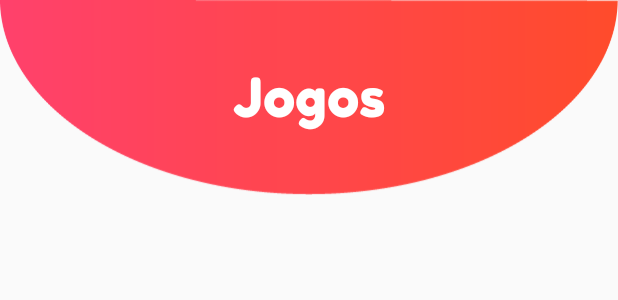
After one commit to gustavoFG28/Ludit, an Android app: the layout activity_jogos.xml on its own in the app's theme, with its tools: preview values and no code run, on a phone screen of 412 x 824 dp. The commit adds this screen. Shown: the top 300 px of the screen. Run offline under Robolectric (Android 15) with nearby library versions, the phone set to English and light mode, and no system bars.

Commit message:
Linkando activitys

```diff
--- a/LuditApp/app/build.gradle
+++ b/LuditApp/app/build.gradle
@@ -24,6 +24,7 @@ dependencies {
     implementation 'androidx.appcompat:appcompat:1.0.2'
     implementation 'androidx.constraintlayout:constraintlayout:1.1.3'
     implementation 'com.google.android.material:material:1.1.0-alpha10'
+    implementation 'androidx.lifecycle:lifecycle-extensions:2.1.0'
     testImplementation 'junit:junit:4.12'
     androidTestImplementation 'androidx.test:runner:1.2.0'
     androidTestImplementation 'androidx.test.espresso:espresso-core:3.2.0'
--- a/LuditApp/app/src/main/java/com/example/ludit/SliderActivity.java
+++ b/LuditApp/app/src/main/java/com/example/ludit/SliderActivity.java
@@ -4,14 +4,13 @@ package com.example.ludit;
 import androidx.appcompat.app.AppCompatActivity;
 import androidx.viewpager.widget.ViewPager;
 
-import android.app.Activity;
 import android.content.Intent;
 import android.os.Bundle;
-import android.view.Menu;
 import android.view.View;
 import android.widget.Button;
 
 import com.example.ludit.adapters.SliderAdapter;
+import com.example.ludit.user.MenuActivity;
 import com.google.android.material.tabs.TabLayout;
 
 public class SliderActivity extends AppCompatActivity {
--- a/LuditApp/app/src/main/java/com/example/ludit/MusicaActivity.java
+++ b/LuditApp/app/src/main/java/com/example/ludit/atividades/MusicaActivity.java
@@ -1,4 +1,4 @@
-package com.example.ludit;
+package com.example.ludit.atividades;
 
 
 import androidx.appcompat.app.AppCompatActivity;
--- a/LuditApp/app/src/main/java/com/example/ludit/user/ConfiguracoesActivity.java
+++ b/LuditApp/app/src/main/java/com/example/ludit/user/ConfiguracoesActivity.java
@@ -12,7 +12,6 @@ import android.widget.Button;
 import android.widget.EditText;
 import android.widget.Toast;
 
-import com.example.ludit.MenuActivity;
 import com.example.ludit.R;
 import com.example.ludit.webservice.RetrofitConfig;
 import com.example.ludit.webservice.UserService;
--- a/LuditApp/app/src/main/java/com/example/ludit/MenuActivity.java
+++ b/LuditApp/app/src/main/java/com/example/ludit/user/MenuActivity.java
@@ -1,4 +1,4 @@
-package com.example.ludit;
+package com.example.ludit.user;
 
 import androidx.appcompat.app.AppCompatActivity;
 
@@ -7,8 +7,7 @@ import android.os.Bundle;
 import android.view.View;
 import android.widget.Button;
 
-import com.example.ludit.user.CadastroActivity;
-import com.example.ludit.user.LoginActivity;
+import com.example.ludit.R;
 
 public class MenuActivity extends AppCompatActivity {
 
--- a/LuditApp/app/src/main/java/com/example/ludit/user/PerfilActivity.java
+++ b/LuditApp/app/src/main/java/com/example/ludit/user/PerfilActivity.java
@@ -12,7 +12,6 @@ import android.widget.ListView;
 import android.widget.TextView;
 import android.widget.Toast;
 
-import com.example.ludit.MenuActivity;
 import com.example.ludit.R;
 import com.example.ludit.adapters.FilhoAdapter;
 import com.example.ludit.webservice.Filho;
--- a/LuditApp/app/src/main/res/layout/activity_atividades.xml
+++ b/LuditApp/app/src/main/res/layout/activity_atividades.xml
@@ -6,7 +6,7 @@
     android:layout_height="fill_parent"
     android:orientation="vertical"
     android:background="#fff"
-    tools:context=".AtividadesActivity">
+    tools:context=".atividades.AtividadesActivity">
 
     <TextView
         android:id="@+id/tvTituloAtividades"
--- /dev/null
+++ b/LuditApp/app/src/main/res/layout/activity_jogos.xml
@@ -0,0 +1,22 @@
+<?xml version="1.0" encoding="utf-8"?>
+<RelativeLayout xmlns:android="http://schemas.android.com/apk/res/android"
+    xmlns:app="http://schemas.android.com/apk/res-auto"
+    xmlns:tools="http://schemas.android.com/tools"
+    android:layout_width="match_parent"
+    android:layout_height="match_parent"
+    tools:context=".atividades.JogosActivity">
+
+
+    <TextView
+        android:id="@+id/tvTituloJogos"
+        android:layout_width="match_parent"
+        android:layout_height="130dp"
+        android:text="Jogos"
+        android:textColor="#fff"
+        android:textSize="36dp"
+        android:background="@drawable/design_cabecario_geral"
+        android:gravity="center"
+        android:padding="10dp"
+        />
+
+</RelativeLayout>
--- a/LuditApp/app/src/main/res/layout/activity_menu.xml
+++ b/LuditApp/app/src/main/res/layout/activity_menu.xml
@@ -5,7 +5,7 @@
     android:layout_width="match_parent"
     android:layout_height="match_parent"
     android:background="@drawable/background_gradient"
-    tools:context=".MenuActivity">
+    tools:context=".user.MenuActivity">
 
     <ImageView
         android:id="@+id/imgLogo"
--- a/LuditApp/app/src/main/res/layout/activity_musica.xml
+++ b/LuditApp/app/src/main/res/layout/activity_musica.xml
@@ -5,7 +5,7 @@
     android:layout_width="match_parent"
     android:layout_height="match_parent"
     android:background="#fff"
-    tools:context=".MusicaActivity">
+    tools:context=".atividades.MusicaActivity">
 
     <TextView
         android:id="@+id/tvTituloMusicas"
```
Also changed, not shown: LuditApp/app/src/main/java/com/example/ludit/atividades/JogosActivity.java (added, +16 -0 lines), LuditApp/app/src/main/java/com/example/ludit/atividades/LivrosActivity.java (added, +16 -0 lines), LuditApp/app/src/main/java/com/example/ludit/atividades/VideosActivity.java (added, +16 -0 lines), LuditApp/app/src/main/res/layout/activity_livros.xml (added, +9 -0 lines), LuditApp/app/src/main/res/layout/activity_videos.xml (added, +9 -0 lines).
